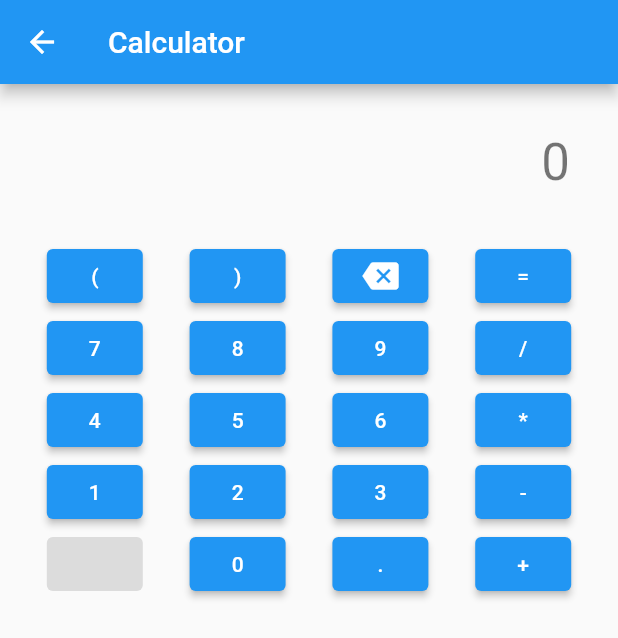
After one commit to Vic0222/SampleApp, a Flutter app: the CalculatorPage screen opened by its route, on a phone screen of 412 x 824 dp. The commit adds this screen. Shown: the top 638 px of the screen. Run offline on Flutter 3.47's test engine with Material 2 defaults, Android fonts, the phone set to English and light mode, and no system bars; our stand-ins replace equatable, firebase_auth, firebase_core, firebase_remote_config, flutter_bloc, google_maps_flutter and 3 more; missing offline and left inert: flutter_polyline_points, google_directions_api; accounts and stored records are empty.

Commit message:
map and calculator working

```diff
--- /dev/null
+++ b/lib/blocs/calculator/calculator_bloc.dart
@@ -0,0 +1,58 @@
+import 'dart:async';
+
+import 'package:flutter/foundation.dart';
+import 'package:flutter_bloc/flutter_bloc.dart';
+import 'package:sample_app/services/calculator_service.dart';
+
+import 'calculator_event.dart';
+import 'calculator_state.dart';
+
+class CalculatorBloc extends Bloc<CalculatorEvent, CalculatorState> {
+  final CalculatorService _calculatorService;
+
+  CalculatorBloc(CalculatorService calculatorService)
+      : _calculatorService = calculatorService,
+        super(const CalculatorState.inital()) {
+    on<CalculatorSymbolAdded>(_onCalculatorSymbolAdded);
+    on<CalculatorSymbolRemoved>(_onCalculatorSymbolRemoved);
+    on<CalculatorEvaluated>(_onCalculatorEvaluated);
+  }
+
+  FutureOr<void> _onCalculatorSymbolAdded(
+      CalculatorSymbolAdded event, Emitter<CalculatorState> emit) {
+    emit.call(state.copyWith(expression: state.expression + event.symbol));
+  }
+
+  FutureOr<void> _onCalculatorSymbolRemoved(
+      CalculatorSymbolRemoved event, Emitter<CalculatorState> emit) {
+    if (state.expression.isNotEmpty) {
+      var newState = state.copyWith(
+          expression:
+              state.expression.substring(0, state.expression.length - 1));
+      emit.call(newState);
+    }
+  }
+
+  FutureOr<void> _onCalculatorEvaluated(
+      CalculatorEvaluated event, Emitter<CalculatorState> emit) {
+    try {
+      var result = _calculatorService.evaluate(state.expression);
+      emit.call(CalculatorState.success(result.toString()));
+    } catch (e) {
+      debugPrint(e.toString());
+      emit.call(const CalculatorState.failed("Invalid Expression"));
+    }
+  }
+
+  void addSymbol(String symbol) {
+    add(CalculatorSymbolAdded(symbol));
+  }
+
+  void removeSymbol() {
+    add(CalculatorSymbolRemoved());
+  }
+
+  void evaluate() {
+    add(CalculatorEvaluated());
+  }
+}
--- /dev/null
+++ b/lib/blocs/calculator/calculator_event.dart
@@ -0,0 +1,19 @@
+import 'package:equatable/equatable.dart';
+
+class CalculatorEvent extends Equatable {
+  @override
+  List<Object?> get props => [];
+}
+
+class CalculatorSymbolAdded extends CalculatorEvent {
+  final String symbol;
+
+  CalculatorSymbolAdded(this.symbol);
+
+  @override
+  List<Object?> get props => [symbol];
+}
+
+class CalculatorSymbolRemoved extends CalculatorEvent {}
+
+class CalculatorEvaluated extends CalculatorEvent {}
--- /dev/null
+++ b/lib/blocs/calculator/calculator_state.dart
@@ -0,0 +1,43 @@
+import 'package:equatable/equatable.dart';
+
+class CalculatorState extends Equatable {
+  final String expression;
+  final String errorMessage;
+
+  const CalculatorState._(this.expression, {this.errorMessage = ""});
+
+  const CalculatorState.inital() : this._("", errorMessage: "");
+
+  const CalculatorState.success(String expression) : this._(expression);
+
+  const CalculatorState.failed(String errorMessage)
+      : this._("", errorMessage: errorMessage);
+
+  @override
+  List<Object?> get props => [expression, errorMessage];
+
+  CalculatorState addSymbol(String symbol) {
+    return CalculatorState._(
+      expression + symbol,
+    );
+  }
+
+  CalculatorState removeSymbol() {
+    if (expression.isEmpty) {
+      return this;
+    }
+    return CalculatorState._(
+      expression.substring(0, expression.length - 1),
+    );
+  }
+
+  CalculatorState copyWith({
+    String? expression,
+    String? errorMessage,
+  }) {
+    return CalculatorState._(
+      expression ?? this.expression,
+      errorMessage: errorMessage ?? this.errorMessage,
+    );
+  }
+}
--- /dev/null
+++ b/lib/blocs/google_maps/google_maps_bloc.dart
@@ -0,0 +1,31 @@
+import 'dart:async';
+
+import 'package:flutter_bloc/flutter_bloc.dart';
+import 'package:sample_app/services/google_maps_service.dart';
+
+import 'google_maps_event.dart';
+import 'google_maps_state.dart';
+
+class GoogleMapsBloc extends Bloc<GoogleMapsEvent, GoogleMapsState> {
+  final GoogleMapsService _googleMapsService;
+  GoogleMapsBloc(this._googleMapsService)
+      : super(const GoogleMapsState.initial()) {
+    on<RouteRequestedEvent>(_onRouteRequestedEvent);
+  }
+
+  FutureOr<void> _onRouteRequestedEvent(
+      RouteRequestedEvent event, Emitter<GoogleMapsState> emit) async {
+    try {
+      var route = await _googleMapsService.getRandomRoute();
+      if (route != null) {
+        emit.call(GoogleMapsState.success(route));
+      }
+    } catch (e) {
+      emit.call(GoogleMapsState.failure(e.toString()));
+    }
+  }
+
+  void requestRoute() {
+    add(RouteRequestedEvent());
+  }
+}
--- /dev/null
+++ b/lib/blocs/google_maps/google_maps_event.dart
@@ -0,0 +1,8 @@
+import 'package:equatable/equatable.dart';
+
+class GoogleMapsEvent extends Equatable {
+  @override
+  List<Object?> get props => [];
+}
+
+class RouteRequestedEvent extends GoogleMapsEvent {}
--- /dev/null
+++ b/lib/blocs/google_maps/google_maps_state.dart
@@ -0,0 +1,19 @@
+import 'package:equatable/equatable.dart';
+import 'package:sample_app/models/route.dart';
+
+class GoogleMapsState extends Equatable {
+  final Route? route;
+  final String errorMessage;
+
+  const GoogleMapsState._({this.route, this.errorMessage = ""});
+
+  const GoogleMapsState.initial() : this._();
+
+  const GoogleMapsState.success(Route route) : this._(route: route);
+
+  const GoogleMapsState.failure(String errorMessage)
+      : this._(errorMessage: errorMessage);
+
+  @override
+  List<Object?> get props => [route, errorMessage];
+}
--- /dev/null
+++ b/lib/exceptions/default_exception.dart
@@ -0,0 +1,9 @@
+class DefaultException implements Exception {
+  final String message;
+  DefaultException(this.message);
+
+  @override
+  String toString() {
+    return message;
+  }
+}
--- /dev/null
+++ b/lib/models/route.dart
@@ -0,0 +1,9 @@
+import 'package:google_directions_api/google_directions_api.dart';
+import 'package:google_maps_flutter/google_maps_flutter.dart';
+
+class Route {
+  final Polyline polyline;
+  final GeoCoordBounds? bounds;
+
+  Route(this.polyline, this.bounds);
+}
--- /dev/null
+++ b/lib/pages/calculator/calculator_page.dart
@@ -0,0 +1,113 @@
+import 'package:flutter/material.dart';
+import 'package:flutter_bloc/flutter_bloc.dart';
+import 'package:sample_app/blocs/calculator/calculator_bloc.dart';
+import 'package:sample_app/blocs/calculator/calculator_state.dart';
+
+class CalculatorPage extends StatefulWidget {
+  const CalculatorPage({Key? key}) : super(key: key);
+
+  @override
+  State<CalculatorPage> createState() => _CalculatorPageState();
+}
+
+class _CalculatorPageState extends State<CalculatorPage> {
+  @override
+  Widget build(BuildContext context) {
+    return Scaffold(
+      appBar: AppBar(
+        title: const Text("Calculator"),
+      ),
+      body: Column(
+        crossAxisAlignment: CrossAxisAlignment.stretch,
+        mainAxisAlignment: MainAxisAlignment.start,
+        children: [
+          Padding(
+            padding: const EdgeInsets.all(32),
+            child: BlocBuilder<CalculatorBloc, CalculatorState>(
+                builder: (context, state) {
+              return Text(
+                state.expression.isEmpty ? "0" : state.expression,
+                textAlign: TextAlign.right,
+                style: Theme.of(context).textTheme.headline4,
+              );
+            }),
+          ),
+          Row(
+            mainAxisAlignment: MainAxisAlignment.spaceEvenly,
+            children: [
+              const CalculatorButton("("),
+              const CalculatorButton(")"),
+              ElevatedButton(
+                child: const Icon(Icons.backspace),
+                onPressed: () {
+                  context.read<CalculatorBloc>().removeSymbol();
+                },
+              ),
+              ElevatedButton(
+                child: const Text("="),
+                onPressed: () {
+                  context.read<CalculatorBloc>().evaluate();
+                },
+              ),
+            ],
+          ),
+          Row(
+            mainAxisAlignment: MainAxisAlignment.spaceEvenly,
+            children: [
+              const CalculatorButton("7"),
+              const CalculatorButton("8"),
+              const CalculatorButton("9"),
+              const CalculatorButton("/"),
+            ],
+          ),
+          Row(
+            mainAxisAlignment: MainAxisAlignment.spaceEvenly,
+            children: [
+              const CalculatorButton("4"),
+              const CalculatorButton("5"),
+              const CalculatorButton("6"),
+              const CalculatorButton("*"),
+            ],
+          ),
+          Row(
+            mainAxisAlignment: MainAxisAlignment.spaceEvenly,
+            children: [
+              const CalculatorButton("1"),
+              const CalculatorButton("2"),
+              const CalculatorButton("3"),
+              const CalculatorButton("-"),
+            ],
+          ),
+          Row(
+            mainAxisAlignment: MainAxisAlignment.spaceEvenly,
+            children: [
+              const ElevatedButton(
+                child: null,
+                onPressed: null,
+              ),
+              const CalculatorButton("0"),
+              const CalculatorButton("."),
+              const CalculatorButton("+"),
+            ],
+          ),
+        ],
+      ),
+    );
+  }
+}
+
+class CalculatorButton extends StatelessWidget {
+  final String _symbol;
+
+  const CalculatorButton(String symbol, {Key? key})
+      : _symbol = symbol,
+        super(key: key);
+
+  @override
+  Widget build(BuildContext context) {
+    return ElevatedButton(
+      child: Text(_symbol),
+      onPressed: () => {context.read<CalculatorBloc>().addSymbol(_symbol)},
+    );
+  }
+}
--- a/lib/pages/hacker_news/hacker_news_page.dart
+++ b/lib/pages/hacker_news/hacker_news_page.dart
@@ -36,7 +36,7 @@ class _HackerNewsPageState extends State<HackerNewsPage> {
               case TopNewsListStatus.loadFailure:
                 return Text(state.errorMessage);
               default:
-                return const CircularProgressIndicator();
+                return const Center(child: CircularProgressIndicator());
             }
           },
         ),
--- /dev/null
+++ b/lib/services/calculator_service.dart
@@ -0,0 +1,15 @@
+import 'package:math_expressions/math_expressions.dart';
+
+class CalculatorService {
+  final Parser parser = Parser();
+  String evaluate(String expression) {
+    Expression exp = parser.parse(preproccess(expression));
+    return exp.evaluate(EvaluationType.REAL, ContextModel()).toString();
+  }
+
+  //for some reason math expression can't proccess implicit multiplication (2(2+1) )
+  String preproccess(String expression) {
+    return expression.replaceAllMapped(RegExp(r"\d\("),
+        (match) => "${match.group(0)?[0]}*${match.group(0)?[1]}");
+  }
+}
--- a/pubspec.yaml
+++ b/pubspec.yaml
@@ -40,11 +40,16 @@ dependencies:
   firebase_remote_config: ^0.11.0+2
 
   google_sign_in: ^5.2.0
+  google_maps_flutter: ^2.1.0
+  flutter_polyline_points: ^1.0.0
+  google_directions_api: ^0.9.0
 
   flutter_bloc: ^7.3.1
   equatable: ^2.0.3
   http: ^0.13.4
   url_launcher: ^6.0.12
+  location: ^4.3.0
+  math_expressions: ^2.2.0
 
 
 
```
Also changed, not shown: lib/main.dart (+30 -1 lines), lib/pages/google_maps/google_maps_page.dart (added, +72 -0 lines), lib/pages/home_page.dart (+20 -0 lines), lib/services/direction_steps_service.dart (added, +24 -0 lines), lib/services/google_maps_service.dart (added, +96 -0 lines), pubspec.lock, 2 other files.
